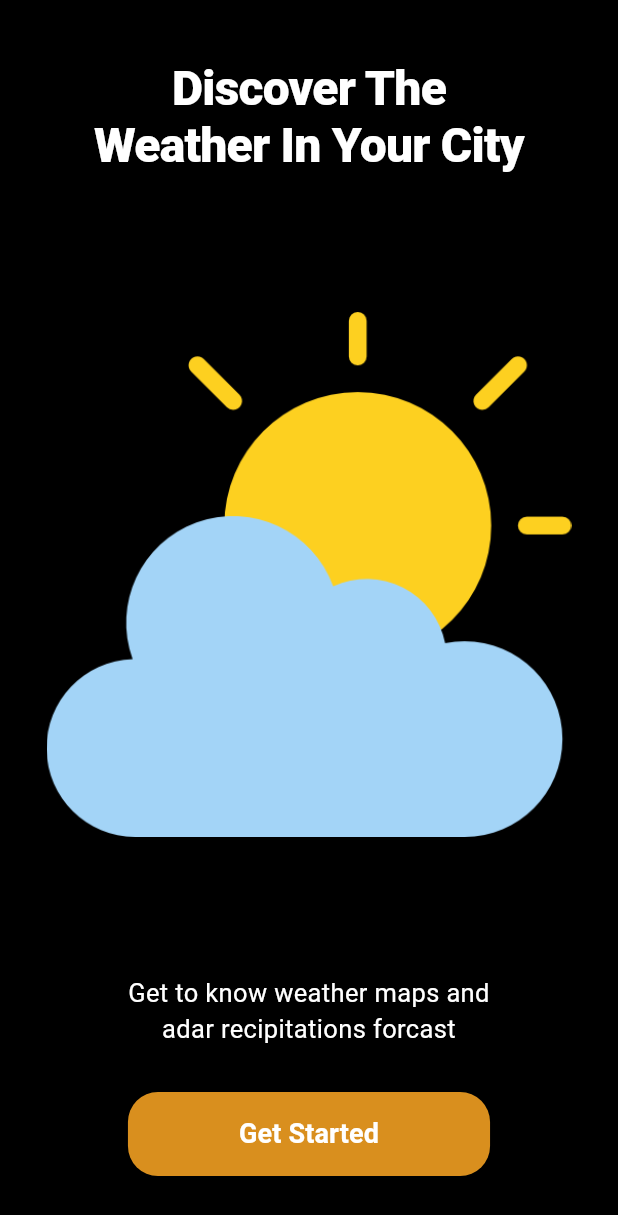
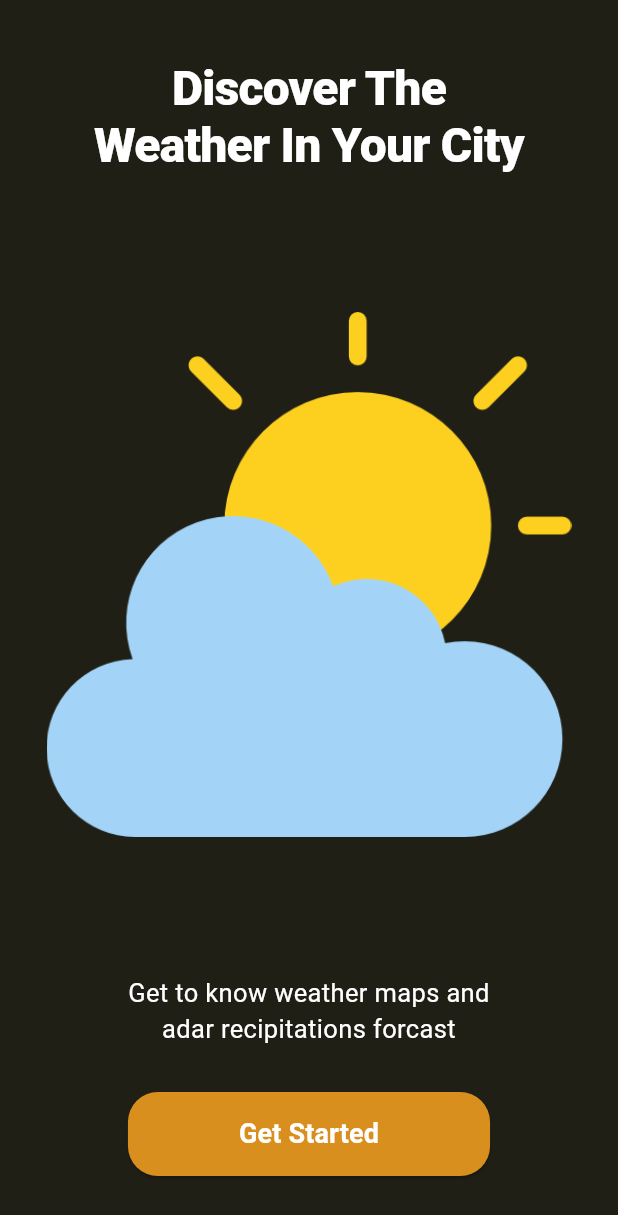
Before and after one commit to lustlee/weather_app, a Flutter app: the SplashScreen screen opened directly, on a phone screen of 412 x 824 dp. Shown: the top 1215 px of the screen. Run offline on Flutter 3.47's test engine with Material 3 defaults, Android fonts, the phone set to English and light mode, and no system bars; our stand-ins replace flutter_dotenv, flutter_riverpod.

Commit message:
add provider for themeMode, navigate splash screen to home screen

```diff
--- /dev/null
+++ b/lib/provider/theme_provider.dart
@@ -0,0 +1,15 @@
+import 'package:flutter/material.dart';
+import 'package:flutter_riverpod/flutter_riverpod.dart';
+
+class ThemeNotifier extends Notifier<ThemeMode> {
+  @override
+  ThemeMode build() => ThemeMode.light;
+
+  void toggleTheme() {
+    state = state == ThemeMode.light ? ThemeMode.dark : ThemeMode.light;
+  }
+}
+
+final themeNotifierProvider = NotifierProvider<ThemeNotifier, ThemeMode>(
+  () => ThemeNotifier(),
+);
--- /dev/null
+++ b/lib/theme/theme.dart
@@ -0,0 +1,22 @@
+import 'package:flutter/material.dart';
+
+final lightTheme = ThemeData(
+  brightness: Brightness.light,
+  primaryColor: Color(0xFF1f1f16),
+  colorScheme: ColorScheme.light(
+    primary: Color.fromARGB(26, 255, 255, 255),
+    secondary: Colors.white,
+    surface: Colors.white30,
+    onPrimary: Colors.white70,
+  ),
+);
+final darkTheme = ThemeData(
+  brightness: Brightness.dark,
+  primaryColor: Color(0xFFFAFAFA),
+  colorScheme: ColorScheme.dark(
+    primary: Color.fromARGB(31, 0, 0, 0),
+    secondary: Colors.black,
+    surface: Colors.black38,
+    onPrimary: Colors.black38,
+  ),
+);
--- a/lib/view/home_screen.dart
+++ b/lib/view/home_screen.dart
@@ -5,6 +5,6 @@ class WeatherAppHomeScreen extends StatelessWidget {
 
   @override
   Widget build(BuildContext context) {
-    return Scaffold(appBar: AppBar(title: Text('Weather app'), centerTitle: true));
+    return Scaffold();
   }
 }
--- a/lib/view/splash_screen.dart
+++ b/lib/view/splash_screen.dart
@@ -1,5 +1,8 @@
+import 'dart:async';
+
 import 'package:flutter/material.dart';
 import 'package:weather_app/utils/colors.dart';
+import 'package:weather_app/view/home_screen.dart';
 
 class SplashScreen extends StatefulWidget {
   const SplashScreen({super.key});
@@ -9,10 +12,35 @@ class SplashScreen extends StatefulWidget {
 }
 
 class _SplashScreenState extends State<SplashScreen> {
+  late Timer _timer;
+
+  @override
+  void initState() {
+    super.initState();
+
+    _timer = Timer(Duration(seconds: 3), () {
+      // check timer
+      if (mounted) {
+        Navigator.pushReplacement(
+          context,
+          MaterialPageRoute(builder: (context) => WeatherAppHomeScreen()),
+        );
+      }
+    });
+  }
+
+  @override
+  void dispose() {
+    _timer.cancel();
+    super.dispose();
+  }
+
   @override
   Widget build(BuildContext context) {
+    final theme = Theme.of(context);
+
     return Scaffold(
-      backgroundColor: Colors.black,
+      backgroundColor: theme.primaryColor,
       body: SafeArea(
         child: Padding(
           padding: EdgeInsets.symmetric(vertical: 40),
@@ -27,7 +55,7 @@ class _SplashScreenState extends State<SplashScreen> {
                     fontWeight: FontWeight.w800,
                     letterSpacing: -0.5,
                     height: 1.2,
-                    color: Colors.white,
+                    color: theme.colorScheme.secondary,
                   ),
                 ),
               ),
@@ -41,7 +69,7 @@ class _SplashScreenState extends State<SplashScreen> {
                   style: TextStyle(
                     fontSize: 17,
                     fontWeight: FontWeight.w400,
-                    color: Colors.white,
+                    color: theme.colorScheme.secondary,
                   ),
                 ),
               ),
@@ -54,7 +82,14 @@ class _SplashScreenState extends State<SplashScreen> {
                       borderRadius: BorderRadius.circular(20),
                     ),
                   ),
-                  onPressed: () {},
+                  onPressed: () {
+                    _timer.cancel();
+
+                    Navigator.pushReplacement(
+                      context,
+                      MaterialPageRoute(builder: (context) => WeatherAppHomeScreen()),
+                    );
+                  },
                   child: Padding(
                     padding: const EdgeInsets.symmetric(horizontal: 50, vertical: 15),
                     child: Text(
@@ -62,7 +97,7 @@ class _SplashScreenState extends State<SplashScreen> {
                       style: TextStyle(
                         fontWeight: FontWeight.bold,
                         fontSize: 18,
-                        color: Colors.white,
+                        color: theme.colorScheme.secondary,
                       ),
                     ),
                   ),
```
Also changed, not shown: lib/main.dart (+11 -4 lines).
